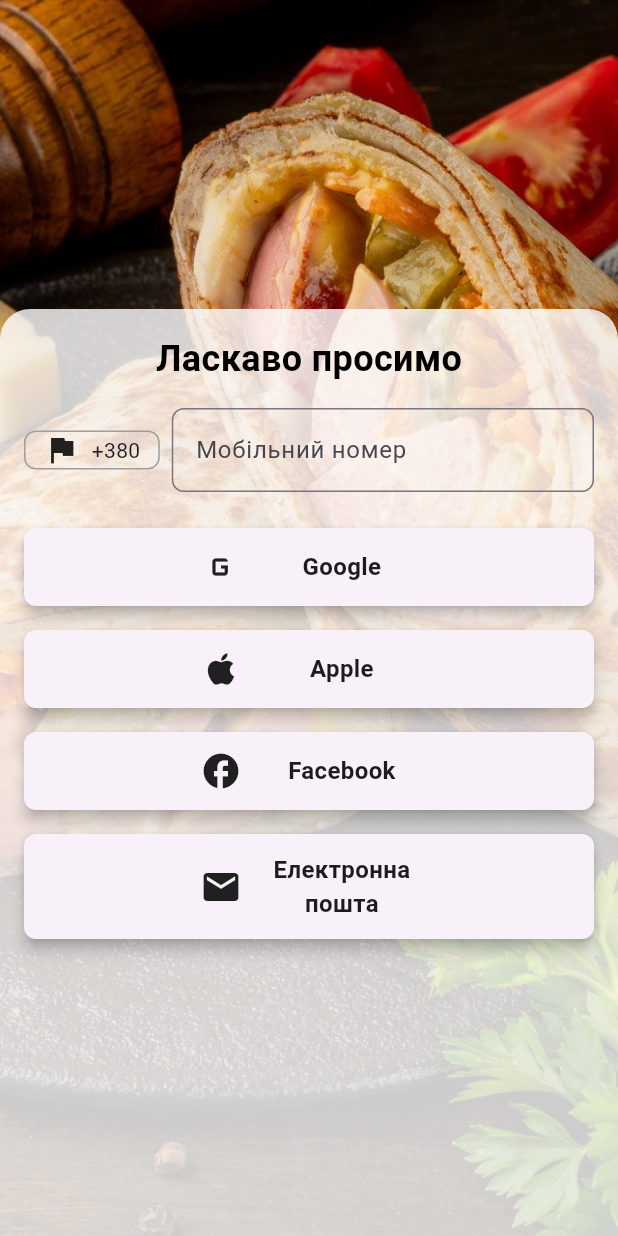
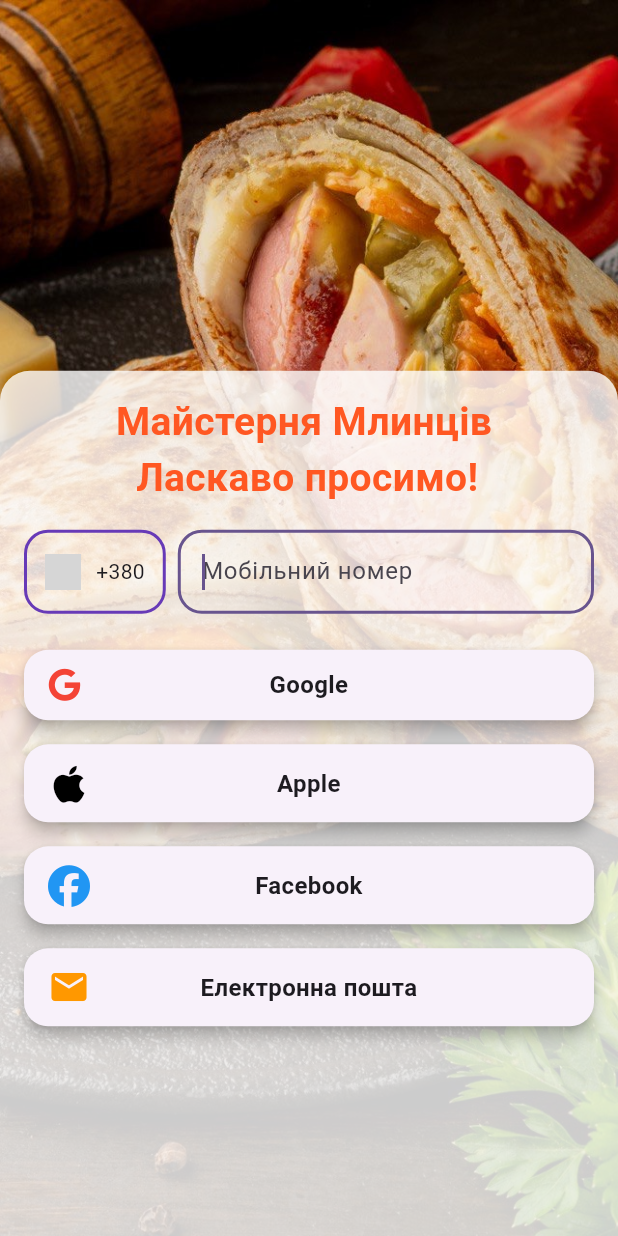
Before and after one commit to Spartakm67/flutter_final_project, a Flutter app: the screen it shows after launch, on a phone screen of 412 x 824 dp. Run offline on Flutter 3.47's test engine with Material 3 defaults, Android fonts, the phone set to English and light mode, and no system bars; our stand-ins replace flutter_mobx, font_awesome_flutter, google_fonts, mobx; generated files the repository leaves out were written again; grey boxes are pictures that could not be loaded.

Commit message:
HomeScreen updated

```diff
--- a/lib/presentation/screens/home_screen.dart
+++ b/lib/presentation/screens/home_screen.dart
@@ -1,6 +1,7 @@
 import 'package:flutter/material.dart';
 import 'package:flutter_mobx/flutter_mobx.dart';
 import 'package:flutter_final_project/domain/store/home_store/home_screen_store.dart';
+import 'package:font_awesome_flutter/font_awesome_flutter.dart';
 
 class HomeScreen extends StatefulWidget {
   final HomeScreenStore store;
@@ -63,7 +64,7 @@ class HomeScreenState extends State<HomeScreen>
                 return Align(
                   alignment: _alignAnimation.value,
                   child: Container(
-                    height: MediaQuery.of(context).size.height * 0.75,
+                    height: MediaQuery.of(context).size.height * 0.70,
                     decoration: BoxDecoration(
                       color: Colors.white.withOpacity(0.8),
                       borderRadius: const BorderRadius.only(
@@ -71,35 +72,46 @@ class HomeScreenState extends State<HomeScreen>
                         topRight: Radius.circular(20),
                       ),
                     ),
+                    child: SingleChildScrollView(
                       child: Padding(
                         padding: const EdgeInsets.all(16.0),
                         child: Column(
                           crossAxisAlignment: CrossAxisAlignment.center,
                           children: [
                             const Text(
-                            'Ласкаво просимо',
+                              'Майстерня Млинців \n  Ласкаво просимо!',
                               style: TextStyle(
-                              fontSize: 24,
+                                fontSize: 26,
                                 fontWeight: FontWeight.bold,
-                              color: Colors.black,
+                                color: Colors.deepOrange,
                               ),
                             ),
                             const SizedBox(height: 16),
-                          Row(
+                            IntrinsicHeight(
+                              child: Row(
+                                crossAxisAlignment: CrossAxisAlignment.stretch,
                                 children: [
                                   Container(
                                     padding: const EdgeInsets.symmetric(
                                       horizontal: 12,
                                     ),
                                     decoration: BoxDecoration(
-                                  border: Border.all(color: Colors.grey),
-                                  borderRadius: BorderRadius.circular(8),
+
+                                      border: Border.all(color: Colors.deepPurple, width: 2),
+                                      borderRadius: BorderRadius.circular(16),
                                     ),
-                                child: const Row(
+                                    child: Row(
                                       children: [
-                                    Icon(Icons.flag, size: 24),
-                                    SizedBox(width: 8),
-                                    Text('+380'),
+                                        Image.asset(
+                                          'icons/flags/png100px/ua.png',
+                                          package: 'country_icons',
+                                          width: 24,
+                                          height: 24,
+                                        ),
+                                        const SizedBox(
+                                          width: 10,
+                                        ),
+                                        const Text('+380'),
                                       ],
                                     ),
                                   ),
@@ -108,35 +120,43 @@ class HomeScreenState extends State<HomeScreen>
                                     child: TextField(
                                       onChanged: store.setPhoneNumber,
                                       keyboardType: TextInputType.phone,
+                                      autofocus: true,
                                       decoration: InputDecoration(
                                         hintText: 'Мобільний номер',
                                         border: OutlineInputBorder(
-                                      borderRadius: BorderRadius.circular(8),
+                                          borderRadius: BorderRadius.circular(16),
                                         ),
                                       ),
                                     ),
                                   ),
                                 ],
                               ),
+                            ),
                             const SizedBox(height: 16),
                             ...[
                               {
-                              'icon': Icons.g_mobiledata,
+                                'icon': FontAwesomeIcons.google,
                                 'label': 'Google',
+                                'iconStyle': const TextStyle(
+                                    color: Colors.red, fontSize: 22,),
                                 'onPressed': () {
                                   print('Авторизація через Google');
                                 },
                               },
                               {
-                              'icon': Icons.apple,
+                                'icon': FontAwesomeIcons.apple,
                                 'label': 'Apple',
+                                'iconStyle': const TextStyle(
+                                    color: Colors.black, fontSize: 28,),
                                 'onPressed': () {
                                   print('Авторизація через Apple');
                                 },
                               },
                               {
-                              'icon': Icons.facebook,
+                                'icon': FontAwesomeIcons.facebook,
                                 'label': 'Facebook',
+                                'iconStyle': const TextStyle(
+                                    color: Colors.blue, fontSize: 28,),
                                 'onPressed': () {
                                   print('Авторизація через Facebook');
                                 },
@@ -144,6 +164,8 @@ class HomeScreenState extends State<HomeScreen>
                               {
                                 'icon': Icons.email,
                                 'label': 'Електронна пошта',
+                                'iconStyle': const TextStyle(
+                                    color: Colors.orange, fontSize: 28,),
                                 'onPressed': () {
                                   print('Авторизація через електронну пошту');
                                 },
@@ -151,32 +173,39 @@ class HomeScreenState extends State<HomeScreen>
                             ].map(
                               (auth) {
                                 return Card(
-                                margin: const EdgeInsets.symmetric(vertical: 8),
+                                  margin:
+                                      const EdgeInsets.symmetric(vertical: 8),
                                   shape: RoundedRectangleBorder(
-                                  borderRadius: BorderRadius.circular(8),
+                                    borderRadius: BorderRadius.circular(16),
                                   ),
                                   elevation: 4,
                                   child: InkWell(
                                     onTap: auth['onPressed'] as VoidCallback,
-                                  borderRadius: BorderRadius.circular(30),
+                                    borderRadius: BorderRadius.circular(16),
                                     child: Padding(
                                       padding: const EdgeInsets.symmetric(
                                         vertical: 12,
                                         horizontal: 16,
                                       ),
-                                    child: Row(
-                                      mainAxisAlignment:
-                                          MainAxisAlignment.center,
+                                      child: Stack(
+                                        alignment: Alignment
+                                            .center, // Центруємо елементи
                                         children: [
-                                        const Spacer(),
+                                          Row(
+                                            children: [
                                               Icon(
                                                 auth['icon'] as IconData,
-                                          size: 28,
+                                                size: (auth['iconStyle']
+                                                            as TextStyle)
+                                                        .fontSize ??
+                                                    24,
+                                                color: (auth['iconStyle']
+                                                        as TextStyle)
+                                                    .color,
                                               ),
-                                        const SizedBox(
-                                          width: 16,
+                                            ],
                                           ),
-                                        Expanded(
+                                          Center(
                                             child: Text(
                                               auth['label'] as String,
                                               textAlign: TextAlign.center,
@@ -186,7 +215,6 @@ class HomeScreenState extends State<HomeScreen>
                                               ),
                                             ),
                                           ),
-                                        const Spacer(),
                                         ],
                                       ),
                                     ),
@@ -195,6 +223,7 @@ class HomeScreenState extends State<HomeScreen>
                               },
                             ),
                           ],
+                        ),
                       ),
                     ),
                   ),
--- a/pubspec.yaml
+++ b/pubspec.yaml
@@ -48,6 +48,8 @@ dependencies:
   shared_preferences: ^2.3.3
   http: ^1.2.2
   path: ^1.9.0
+  country_icons: ^3.0.0
+  font_awesome_flutter: ^10.8.0
 
 dev_dependencies:
   flutter_test:
```
Also changed, not shown: pubspec.lock. Lines whose indentation alone changed are shown as unchanged.
